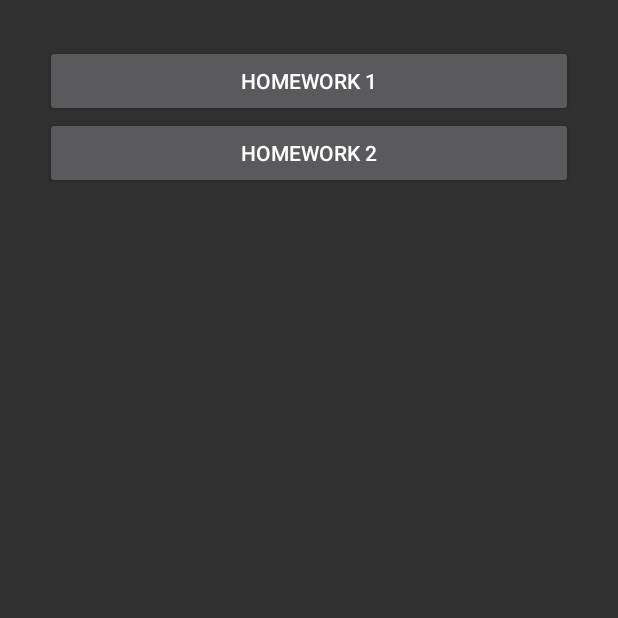
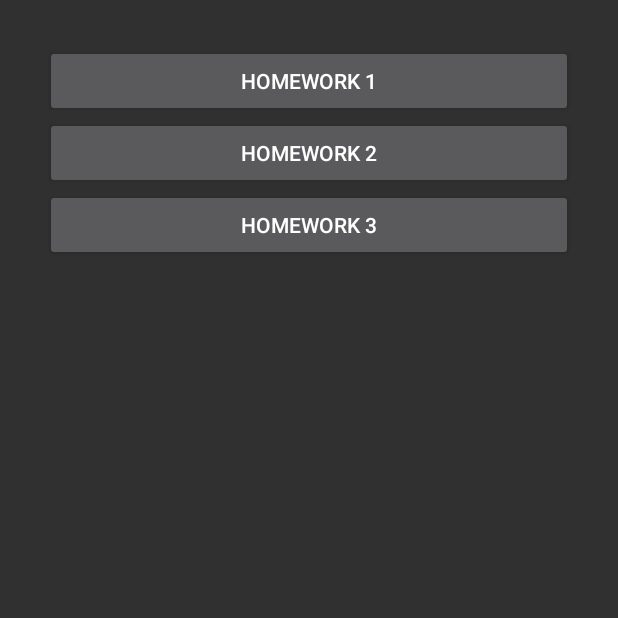
Before and after one commit to KazlovskayaAnastasia/HomeworkITAcademy, an Android app: the screen it shows after launch (MainScreenActivity), on a phone screen of 412 x 824 dp, the top half of it. Run offline under Robolectric (Android 15) with nearby library versions, the phone set to English and light mode, and no system bars.

Commit message:
add Lesson2Activity add activity_lesson2.xml
change MainScreenActivity
change activity_main_screen.xml
change AndroidManifest.xml

```diff
--- a/app/src/main/AndroidManifest.xml
+++ b/app/src/main/AndroidManifest.xml
@@ -18,6 +18,8 @@
 
         <activity android:name=".lesson1.Lesson1Activity">
         </activity>
+        <activity android:name=".lesson1.Lesson2Activity">
+        </activity>
 
     </application>
 
--- a/app/src/main/java/com/nastia/administrator/lessonitacademy/lesson1/MainScreenActivity.java
+++ b/app/src/main/java/com/nastia/administrator/lessonitacademy/lesson1/MainScreenActivity.java
@@ -13,6 +13,7 @@ public class MainScreenActivity extends Activity {
 
     Button btnHw1;
     Button btnHw2;
+    Button btnHw3;
 
     @Override
     protected void onCreate(Bundle savedInstanceState) {
@@ -21,6 +22,7 @@ public class MainScreenActivity extends Activity {
 
         btnHw1 = findViewById(R.id.btn_hw1);
         btnHw2 = findViewById(R.id.btn_hw2);
+        btnHw3 = findViewById(R.id.btn_hw3);
 
         btnHw1.setOnClickListener(new View.OnClickListener() {
             @Override
@@ -35,7 +37,16 @@ public class MainScreenActivity extends Activity {
             @Override
             public void onClick(View v) {
 
-                Toast toast = Toast.makeText(getApplicationContext(), "In process...", Toast.LENGTH_SHORT);
+                Intent intent = new Intent(MainScreenActivity.this, Lesson2Activity.class);
+                startActivity(intent);
+            }
+        });
+
+        btnHw3.setOnClickListener(new View.OnClickListener() {
+            @Override
+            public void onClick(View v) {
+
+                Toast toast = Toast.makeText(getApplicationContext(), R.string.toast, Toast.LENGTH_SHORT);
                 toast.show();
             }
         });
--- a/app/src/main/res/layout/activity_main_screen.xml
+++ b/app/src/main/res/layout/activity_main_screen.xml
@@ -17,4 +17,10 @@
         android:layout_height="wrap_content"
         android:text="@string/btn_homework_2"/>
 
+    <Button
+        android:id="@+id/btn_hw3"
+        android:layout_width="match_parent"
+        android:layout_height="wrap_content"
+        android:text="@string/btn_homework_3"/>
+
 </LinearLayout>
--- a/app/src/main/res/values/colors.xml
+++ b/app/src/main/res/values/colors.xml
@@ -7,4 +7,9 @@
     <color name="rosyBrown">#BC8F8F</color>
     <color name="lightGreen">#90EE90</color>
     <color name="black">#000000</color>
+    <color name="white">#DDFFFFFF</color>
+    <color name="red">#AAFF0000</color>
+    <color name="dark_blue">#880000FF</color>
+    <color name="green">#4400FF00</color>
+    <color name="yellow">#AAFFFF00</color>
 </resources>
--- a/app/src/main/res/values/strings.xml
+++ b/app/src/main/res/values/strings.xml
@@ -3,7 +3,9 @@
     <string name="text_one">Pizza</string>
     <string name="text_two">Burger</string>
     <string name="btn_change">Change!</string>
+    <string name="toast">In process...</string>
     <string name="btn_homework_1">Homework 1</string>
     <string name="btn_homework_2">Homework 2</string>
+    <string name="btn_homework_3">Homework 3</string>
 
 </resources>
```
